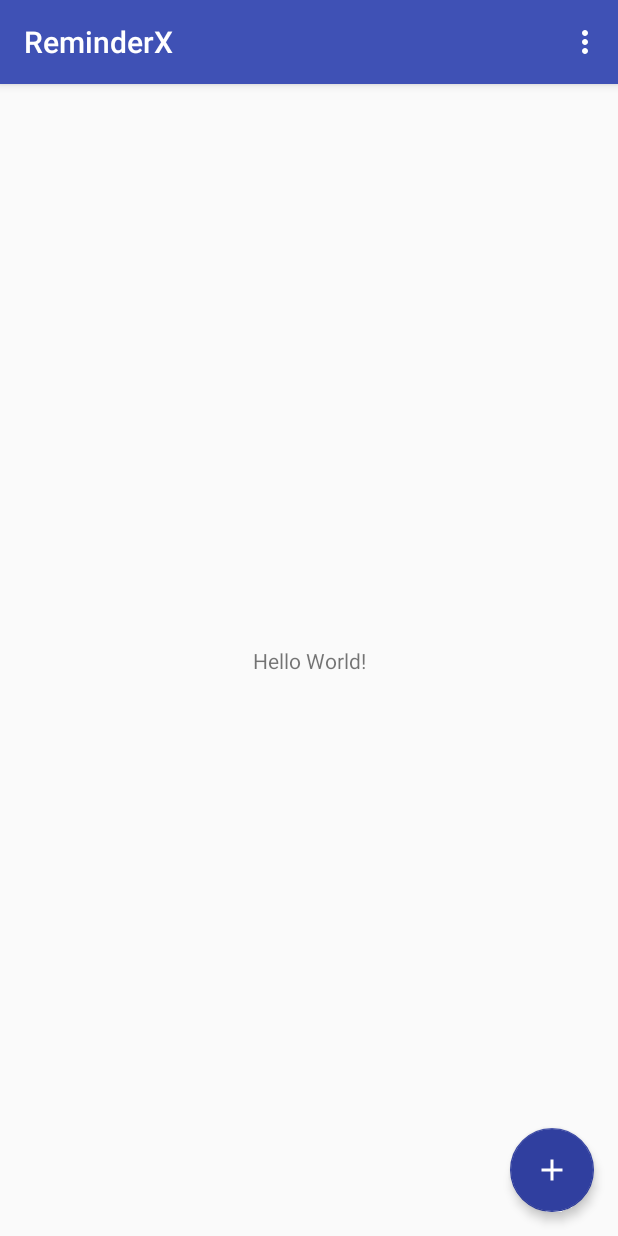
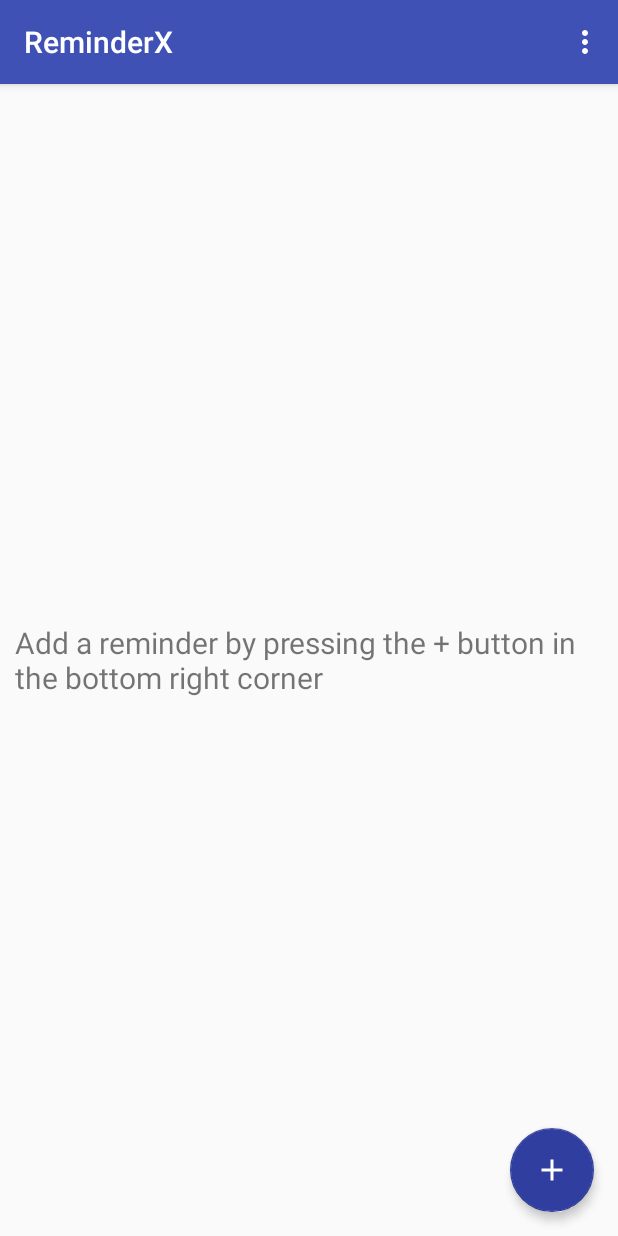
Before and after one commit to adarshme/ReminderX, an Android app: the screen it shows after launch (MainActivity), on a phone screen of 412 x 824 dp. Run offline under Robolectric (Android 15) with nearby library versions, the phone set to English and light mode, and no system bars.

Commit message:
Changed Hello World text

```diff
--- a/app/src/main/java/com/example/infernocoder/reminderx/NewReminder.java
+++ b/app/src/main/java/com/example/infernocoder/reminderx/NewReminder.java
@@ -3,6 +3,7 @@ package com.example.infernocoder.reminderx;
 import android.app.TimePickerDialog;
 import android.content.Intent;
 import android.support.design.widget.Snackbar;
+import android.support.v4.app.NotificationCompat;
 import android.support.v7.app.AppCompatActivity;
 import android.os.Bundle;
 import android.view.View;
--- a/app/src/main/res/layout/content_main.xml
+++ b/app/src/main/res/layout/content_main.xml
@@ -9,9 +9,12 @@
     tools:showIn="@layout/activity_main">
 
     <TextView
-        android:layout_width="wrap_content"
+        android:layout_width="match_parent"
         android:layout_height="wrap_content"
-        android:text="Hello World!"
+        android:text="@string/WelText"
+        android:layout_marginStart="10dp"
+        android:layout_marginEnd="10dp"
+        android:textSize="20sp"
         app:layout_constraintBottom_toBottomOf="parent"
         app:layout_constraintLeft_toLeftOf="parent"
         app:layout_constraintRight_toRightOf="parent"
--- a/app/src/main/res/values/strings.xml
+++ b/app/src/main/res/values/strings.xml
@@ -1,5 +1,6 @@
 <resources>
     <string name="app_name">ReminderX</string>
+    <string name="WelText">Add a reminder by pressing the + button in the bottom right corner</string>
     <string name="action_settings">Settings</string>
     <string name="NewReminder">New Reminder</string>
     <string name="RemHeadingHint">Heading</string>
```
